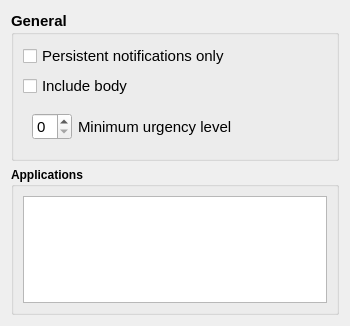
Old version of the form plugins/notifications/notifications_config.ui in the repository KDE/kdeconnect-kde.
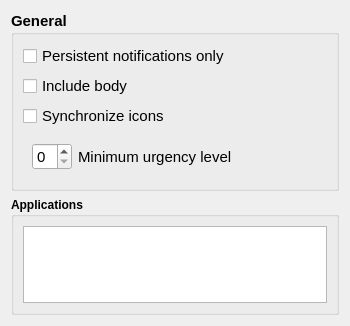
New version of the form.

Commit message:
notifications: synchronize icons if possible and requested
Configurably attach icons as payload to notification packages. By
design and due to restrictions on mobile devices *only* png is sent.
As KIconLoader preferably returns svg icons from iconPath() we fall
back to loading from "hicolor" using KIconTheme directly. Otherwise
*many* icons are dropped because of svg format.

This also improves slightly the test-case to use a tweaked TestDevice
to allow for inspecting sent NetworkPackage-s.

```diff
--- a/plugins/notifications/notifications_config.ui
+++ b/plugins/notifications/notifications_config.ui
@@ -80,6 +80,22 @@
         </property>
        </widget>
       </item>
+      <item>
+       <widget class="QCheckBox" name="check_icons">
+        <property name="font">
+         <font>
+          <weight>50</weight>
+          <bold>false</bold>
+         </font>
+        </property>
+        <property name="toolTip">
+         <string>Synchronize icons of notifying applications if possible?</string>
+        </property>
+        <property name="text">
+         <string>Synchronize icons</string>
+        </property>
+       </widget>
+      </item>
       <item>
        <widget class="QWidget" name="horizontalWidget" native="true">
         <property name="sizePolicy">
```
The commit also changes 5 other files.
